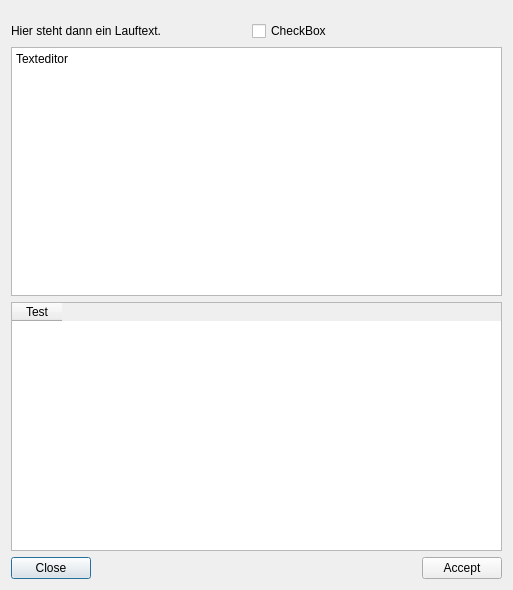
Qt form gui/cncImportUI.ui (lhalb/pyro-to-gcode) before a commit.
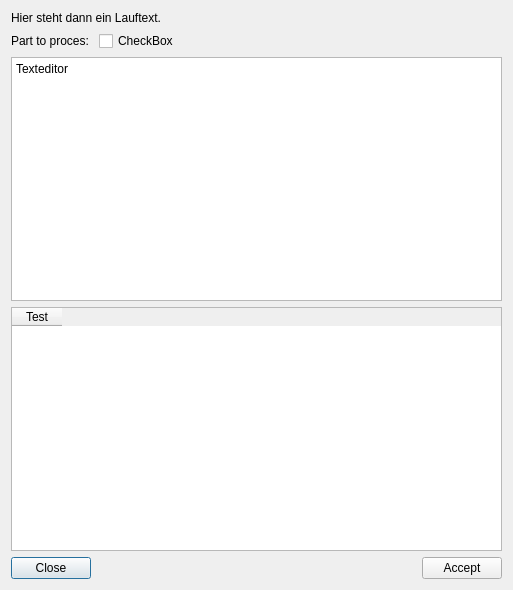
The same form after that commit. Custom widgets are drawn as their Qt base class.

Commit message: Updated CNC-Import GUI - Rearranged Part choice

Diff of the .ui file:
```diff
--- a/gui/cncImportUI.ui
+++ b/gui/cncImportUI.ui
@@ -19,7 +19,7 @@
      <item>
       <layout class="QHBoxLayout" name="horizontalLayout_3">
        <property name="topMargin">
-        <number>10</number>
+        <number>0</number>
        </property>
        <item>
         <widget class="QLabel" name="info_txt">
@@ -28,18 +28,19 @@
          </property>
         </widget>
        </item>
-       <item>
-        <spacer name="horizontalSpacer_2">
-         <property name="orientation">
-          <enum>Qt::Horizontal</enum>
+      </layout>
+     </item>
+     <item>
+      <layout class="QHBoxLayout" name="horizontalLayout_4">
+       <property name="topMargin">
+        <number>0</number>
+       </property>
+       <item alignment="Qt::AlignVCenter">
+        <widget class="QLabel" name="label">
+         <property name="text">
+          <string>Part to proces: </string>
          </property>
-         <property name="sizeHint" stdset="0">
-          <size>
-           <width>40</width>
-           <height>20</height>
-          </size>
-         </property>
-        </spacer>
+        </widget>
        </item>
        <item>
         <widget class="ToggleSwitch" name="cb_cnc_np">
@@ -57,19 +58,6 @@
          </property>
         </widget>
        </item>
-       <item>
-        <spacer name="horizontalSpacer_3">
-         <property name="orientation">
-          <enum>Qt::Horizontal</enum>
-         </property>
-         <property name="sizeHint" stdset="0">
-          <size>
-           <width>40</width>
-           <height>20</height>
-          </size>
-         </property>
-        </spacer>
-       </item>
        <item>
         <spacer name="horizontalSpacer_4">
          <property name="orientation">
```
The commit also changes 2 other files.
